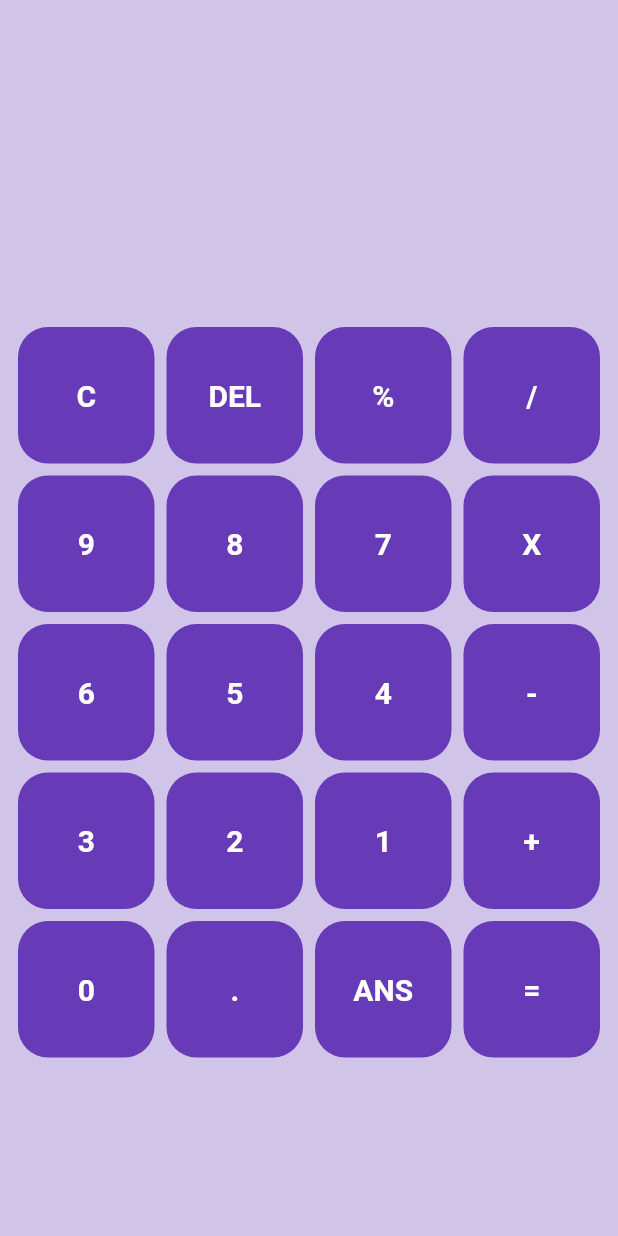
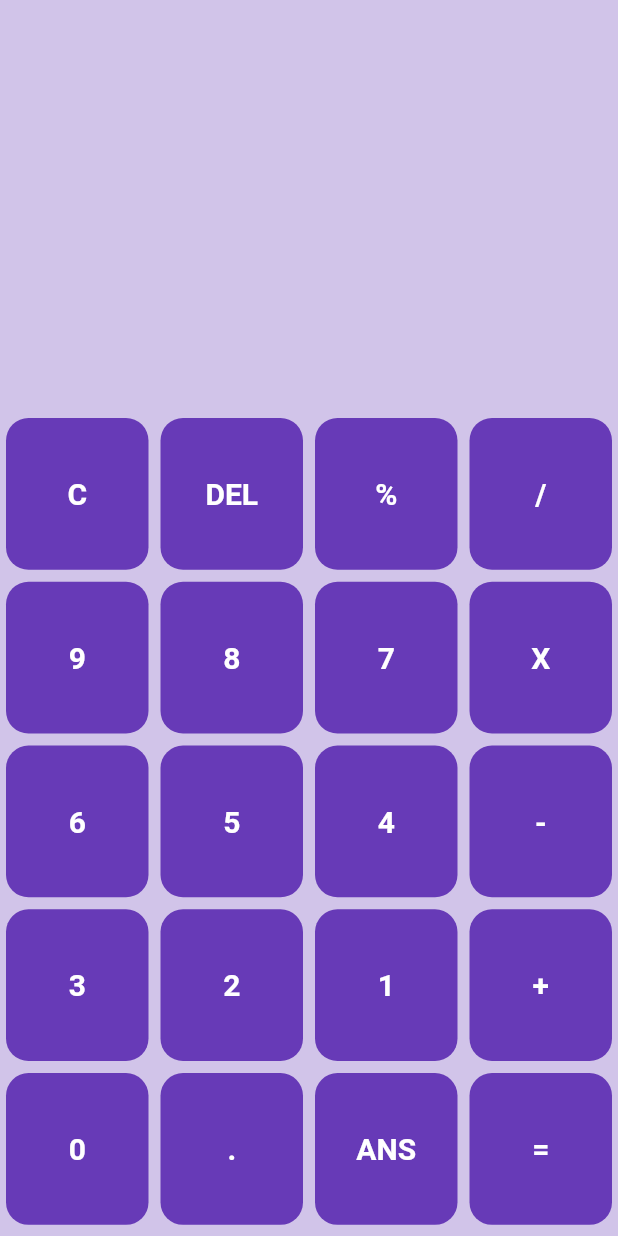
Before and after one commit to Hamdan985/Calculator_UI, a Flutter app: the screen it shows after launch, on a phone screen of 412 x 824 dp. Run offline on Flutter 3.47's test engine with Material 2 defaults, Android fonts, the phone set to English and light mode, and no system bars.

Commit message:
responsive button

```diff
--- a/lib/screens/calculator_screen.dart
+++ b/lib/screens/calculator_screen.dart
@@ -41,13 +41,16 @@ class _CalculatorScreenState extends State<CalculatorScreen> {
             child: Container(),
           ),
           Expanded(
-            flex: 3,
+            flex: 2,
             child: Container(
               child: GridView.builder(
-                padding: EdgeInsets.all(8.0),
+                padding: EdgeInsets.all(0.0),
                 itemCount: buttons.length,
                 gridDelegate: SliverGridDelegateWithFixedCrossAxisCount(
-                    crossAxisCount: 4),
+                  crossAxisCount: 4,
+                  childAspectRatio: MediaQuery.of(context).size.width /
+                      (MediaQuery.of(context).size.height * 0.53 ),
+                ),
                 itemBuilder: (BuildContext context, int index) {
                   return Button(
                     buttonText: buttons[index],
--- a/lib/widgets/button.dart
+++ b/lib/widgets/button.dart
@@ -9,11 +9,14 @@ class Button extends StatelessWidget {
 
   @override
   Widget build(BuildContext context) {
-    return Padding(
+    return InkWell(
+      onTap: () {},
+      child: Padding(
         padding: EdgeInsets.all(4.0),
         child: Container(
+          padding: EdgeInsets.all(8.0),
           decoration: BoxDecoration(
-          borderRadius: BorderRadius.circular(20.0),
+            borderRadius: BorderRadius.circular(15.0),
             color: color,
           ),
           child: Center(
@@ -22,7 +25,7 @@ class Button extends StatelessWidget {
               style: TextStyle(
                   color: textColor,
                   fontSize: 20.0,
-              fontWeight: FontWeight.bold
+                  fontWeight: FontWeight.bold),
             ),
           ),
         ),
```
Lines whose indentation alone changed are shown as unchanged.
